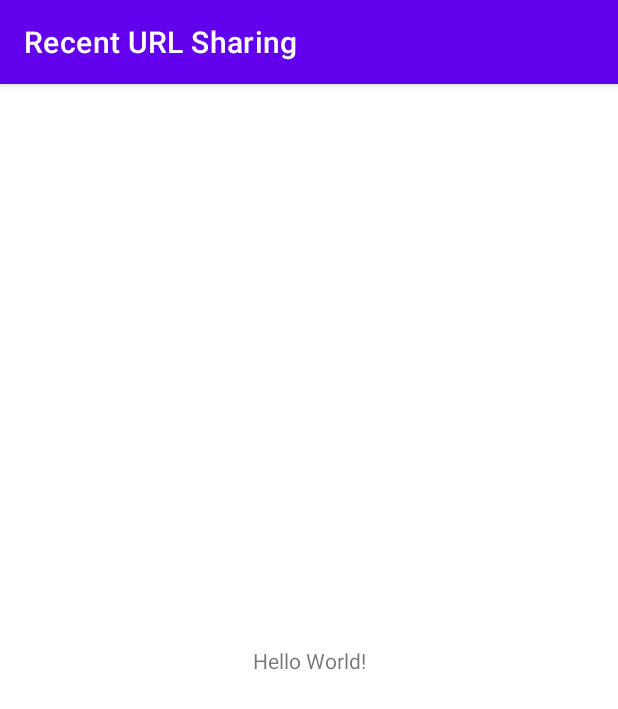
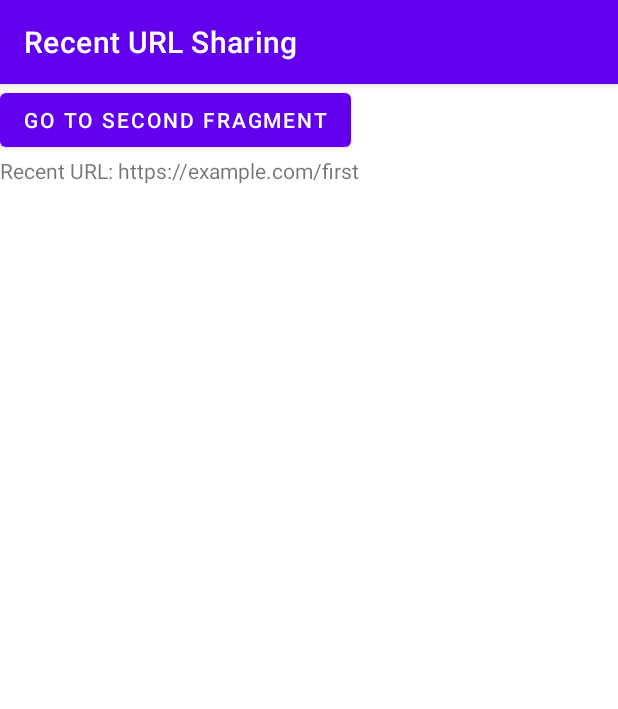
Before and after one commit to hanmajid/android-12-samples, an Android app: the screen it shows after launch (MainActivity), on a phone screen of 412 x 824 dp. Shown: the top 709 px of the screen. Run offline under Robolectric (Android 15) with nearby library versions, the phone set to English and light mode, and no system bars.

Commit message:
Finish recent-url-sharing project

```diff
--- a/recent-url-sharing/app/build.gradle
+++ b/recent-url-sharing/app/build.gradle
@@ -37,6 +37,7 @@ dependencies {
     implementation 'androidx.appcompat:appcompat:1.4.1'
     implementation 'com.google.android.material:material:1.5.0'
     implementation 'androidx.constraintlayout:constraintlayout:2.1.3'
+    implementation 'androidx.legacy:legacy-support-v4:1.0.0'
     testImplementation 'junit:junit:4.13.2'
     androidTestImplementation 'androidx.test.ext:junit:1.1.3'
     androidTestImplementation 'androidx.test.espresso:espresso-core:3.4.0'
--- /dev/null
+++ b/recent-url-sharing/app/src/main/java/com/hanmajid/android/snowcone/recenturlsharing/FirstFragment.kt
@@ -0,0 +1,29 @@
+package com.hanmajid.android.snowcone.recenturlsharing
+
+import android.os.Bundle
+import androidx.fragment.app.Fragment
+import android.view.LayoutInflater
+import android.view.View
+import android.view.ViewGroup
+import android.widget.Button
+import androidx.navigation.fragment.findNavController
+
+class FirstFragment : Fragment() {
+
+    override fun onCreateView(
+        inflater: LayoutInflater, container: ViewGroup?,
+        savedInstanceState: Bundle?
+    ): View? {
+        // Inflate the layout for this fragment
+        return inflater.inflate(R.layout.fragment_first, container, false)
+    }
+
+    override fun onViewCreated(view: View, savedInstanceState: Bundle?) {
+        super.onViewCreated(view, savedInstanceState)
+
+
+        requireView().findViewById<Button>(R.id.button_navigate).setOnClickListener {
+            findNavController().navigate(R.id.secondFragment)
+        }
+    }
+}
--- a/recent-url-sharing/app/src/main/java/com/hanmajid/android/snowcone/recenturlsharing/MainActivity.kt
+++ b/recent-url-sharing/app/src/main/java/com/hanmajid/android/snowcone/recenturlsharing/MainActivity.kt
@@ -3,20 +3,34 @@ package com.hanmajid.android.snowcone.recenturlsharing
 import android.app.assist.AssistContent
 import android.net.Uri
 import android.os.Build
+import android.os.Bundle
 import androidx.appcompat.app.AppCompatActivity
-import android.os.Bundle
+import androidx.navigation.fragment.NavHostFragment
 
 class MainActivity : AppCompatActivity() {
+    var recentUrl: String? = null
+
     override fun onCreate(savedInstanceState: Bundle?) {
         super.onCreate(savedInstanceState)
         setContentView(R.layout.activity_main)
+
+        // Everytime destination changes, update the recent URL.
+        val navHostFragment =
+            supportFragmentManager.findFragmentById(R.id.nav_host_fragment) as NavHostFragment
+        navHostFragment.navController.addOnDestinationChangedListener { _, navDestination, _ ->
+            if (navDestination.id == R.id.firstFragment) {
+                recentUrl = "https://example.com/first"
+            } else if (navDestination.id == R.id.secondFragment) {
+                recentUrl = "https://example.com/second"
+            }
+        }
     }
 
     override fun onProvideAssistContent(outContent: AssistContent?) {
         super.onProvideAssistContent(outContent)
 
-        if (Build.VERSION.SDK_INT >= Build.VERSION_CODES.M) {
-            outContent?.webUri = Uri.parse("https://google.com")
+        if (Build.VERSION.SDK_INT >= Build.VERSION_CODES.M && recentUrl != null) {
+            outContent?.webUri = Uri.parse(recentUrl)
         }
     }
 }
--- /dev/null
+++ b/recent-url-sharing/app/src/main/java/com/hanmajid/android/snowcone/recenturlsharing/SecondFragment.kt
@@ -0,0 +1,18 @@
+package com.hanmajid.android.snowcone.recenturlsharing
+
+import android.os.Bundle
+import androidx.fragment.app.Fragment
+import android.view.LayoutInflater
+import android.view.View
+import android.view.ViewGroup
+
+class SecondFragment : Fragment() {
+
+    override fun onCreateView(
+        inflater: LayoutInflater, container: ViewGroup?,
+        savedInstanceState: Bundle?
+    ): View? {
+        // Inflate the layout for this fragment
+        return inflater.inflate(R.layout.fragment_second, container, false)
+    }
+}
--- a/recent-url-sharing/app/src/main/res/layout/activity_main.xml
+++ b/recent-url-sharing/app/src/main/res/layout/activity_main.xml
@@ -6,13 +6,16 @@
     android:layout_height="match_parent"
     tools:context=".MainActivity">
 
-    <TextView
-        android:layout_width="wrap_content"
-        android:layout_height="wrap_content"
-        android:text="Hello World!"
+    <androidx.fragment.app.FragmentContainerView
+        android:id="@+id/nav_host_fragment"
+        android:name="androidx.navigation.fragment.NavHostFragment"
+        android:layout_width="0dp"
+        android:layout_height="0dp"
+        app:defaultNavHost="true"
         app:layout_constraintBottom_toBottomOf="parent"
         app:layout_constraintLeft_toLeftOf="parent"
         app:layout_constraintRight_toRightOf="parent"
-        app:layout_constraintTop_toTopOf="parent" />
+        app:layout_constraintTop_toTopOf="parent"
+        app:navGraph="@navigation/nav_graph" />
 
 </androidx.constraintlayout.widget.ConstraintLayout>
--- /dev/null
+++ b/recent-url-sharing/app/src/main/res/layout/fragment_first.xml
@@ -0,0 +1,20 @@
+<?xml version="1.0" encoding="utf-8"?>
+<androidx.appcompat.widget.LinearLayoutCompat xmlns:android="http://schemas.android.com/apk/res/android"
+    xmlns:tools="http://schemas.android.com/tools"
+    android:layout_width="match_parent"
+    android:layout_height="match_parent"
+    android:orientation="vertical"
+    tools:context=".FirstFragment">
+
+    <Button
+        android:id="@+id/button_navigate"
+        android:layout_width="wrap_content"
+        android:layout_height="wrap_content"
+        android:text="Go to Second Fragment" />
+
+    <TextView
+        android:layout_width="wrap_content"
+        android:layout_height="wrap_content"
+        android:text="Recent URL: https://example.com/first" />
+
+</androidx.appcompat.widget.LinearLayoutCompat>
--- /dev/null
+++ b/recent-url-sharing/app/src/main/res/layout/fragment_second.xml
@@ -0,0 +1,13 @@
+<?xml version="1.0" encoding="utf-8"?>
+<FrameLayout xmlns:android="http://schemas.android.com/apk/res/android"
+    xmlns:tools="http://schemas.android.com/tools"
+    android:layout_width="match_parent"
+    android:layout_height="match_parent"
+    tools:context=".SecondFragment">
+
+    <TextView
+        android:layout_width="wrap_content"
+        android:layout_height="wrap_content"
+        android:text="Recent URL: https://example.com/second" />
+
+</FrameLayout>
--- /dev/null
+++ b/recent-url-sharing/app/src/main/res/navigation/nav_graph.xml
@@ -0,0 +1,22 @@
+<?xml version="1.0" encoding="utf-8"?>
+<navigation xmlns:android="http://schemas.android.com/apk/res/android"
+    xmlns:app="http://schemas.android.com/apk/res-auto"
+    xmlns:tools="http://schemas.android.com/tools"
+    android:id="@+id/nav_graph"
+    app:startDestination="@id/firstFragment">
+
+    <fragment
+        android:id="@+id/firstFragment"
+        android:name="com.hanmajid.android.snowcone.recenturlsharing.FirstFragment"
+        android:label="fragment_first"
+        tools:layout="@layout/fragment_first" >
+        <action
+            android:id="@+id/action_firstFragment_to_secondFragment"
+            app:destination="@id/secondFragment" />
+    </fragment>
+    <fragment
+        android:id="@+id/secondFragment"
+        android:name="com.hanmajid.android.snowcone.recenturlsharing.SecondFragment"
+        android:label="fragment_second"
+        tools:layout="@layout/fragment_second" />
+</navigation>
```
Also changed, not shown: 3 other files.
